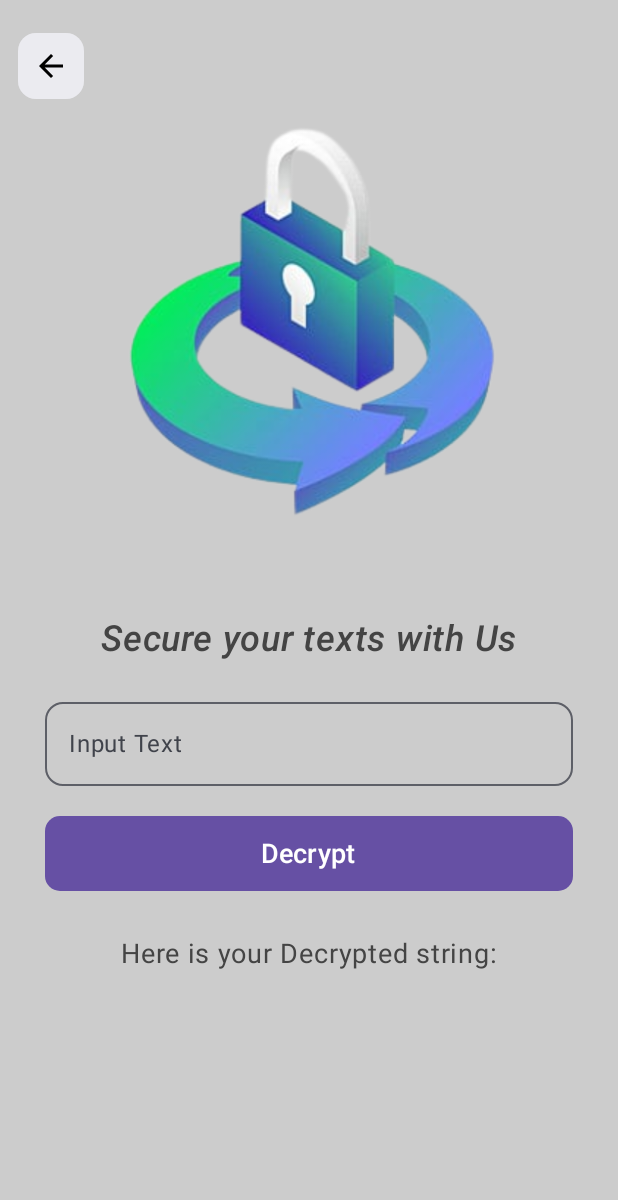
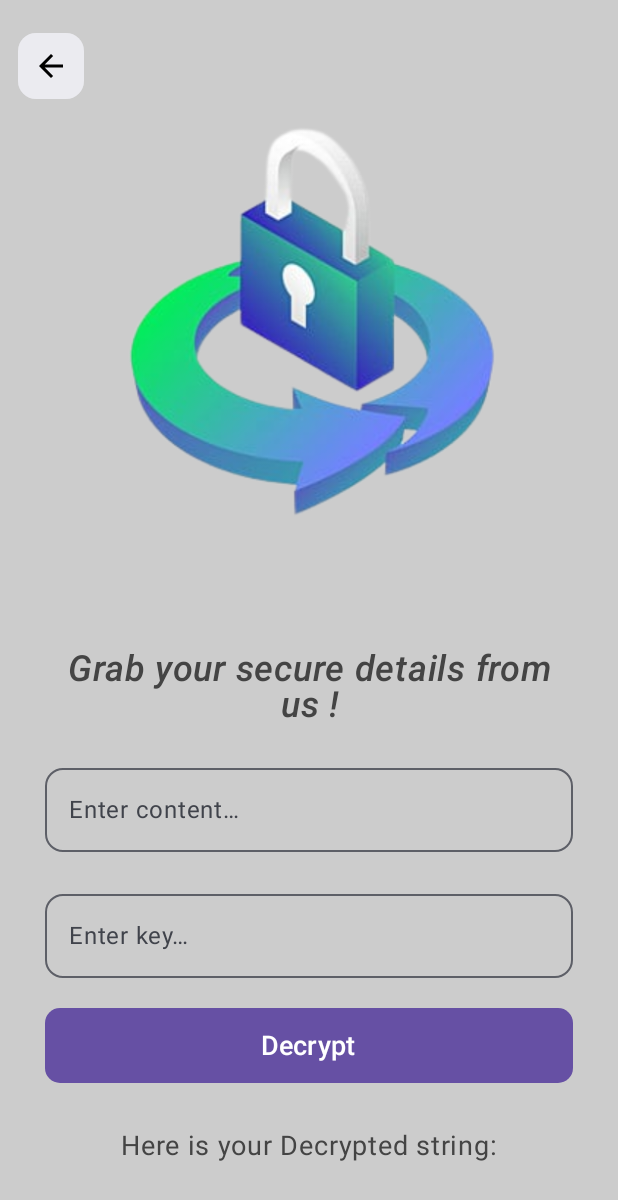
Before and after one commit to hpcreator/SecureMyData, an Android app built with Jetpack Compose: the DecryptScreen screen opened through its navigation route, after a tap on "Decrypt", on a phone screen of 412 x 824 dp. Shown: the top 1200 px of the screen. Run offline under Robolectric (Android 15) with nearby library versions, the light colour scheme and no system bars; our stand-ins replace accompanist.

Commit message:
Change UI for better understanding.

```diff
--- a/app/src/main/java/com/creator/securemydata/ui/screens/DecryptScreen.kt
+++ b/app/src/main/java/com/creator/securemydata/ui/screens/DecryptScreen.kt
@@ -31,10 +31,12 @@ import androidx.compose.ui.platform.LocalClipboardManager
 import androidx.compose.ui.platform.LocalConfiguration
 import androidx.compose.ui.platform.LocalContext
 import androidx.compose.ui.res.painterResource
+import androidx.compose.ui.res.stringResource
 import androidx.compose.ui.text.AnnotatedString
 import androidx.compose.ui.text.font.FontStyle
 import androidx.compose.ui.text.font.FontWeight
 import androidx.compose.ui.text.input.TextFieldValue
+import androidx.compose.ui.text.style.TextAlign
 import androidx.compose.ui.tooling.preview.Preview
 import androidx.compose.ui.unit.dp
 import androidx.compose.ui.unit.sp
@@ -51,6 +53,7 @@ import com.creator.securemydata.utils.EncryptionHelper
 @OptIn(ExperimentalMaterial3Api::class)
 fun DecryptScreen(navController: NavHostController?) {
     val inputData = remember { mutableStateOf(TextFieldValue("")) }
+    val inputKey = remember { mutableStateOf(TextFieldValue("")) }
     val decryptedText = remember { mutableStateOf("") }
     val clipboardManager: ClipboardManager = LocalClipboardManager.current
     val context = LocalContext.current
@@ -63,7 +66,7 @@ fun DecryptScreen(navController: NavHostController?) {
             .fillMaxWidth()
             .background(color = if (isSystemInDarkTheme()) Color.DarkGray else Color.LightGray)
     ) {
-        SetStatusBarColor(color = Color.LightGray)
+        SetStatusBarColor(color = if (isSystemInDarkTheme()) Color.DarkGray else Color.LightGray)
         Card(modifier = Modifier.padding(top = 20.dp, start = 10.dp), onClick = {
             navController?.navigateUp()
         }) {
@@ -86,14 +89,18 @@ fun DecryptScreen(navController: NavHostController?) {
                 modifier = Modifier.padding(30.dp)
             )
             Text(
-                text = "Secure your texts with Us",
+                modifier = Modifier
+                    .fillMaxWidth()
+                    .padding(30.dp, 20.dp, 30.dp, 0.dp),
+                text = stringResource(id = R.string.str_grab_your_data),
                 fontWeight = FontWeight.Medium,
                 color = if (isSystemInDarkTheme()) Color.White else Color.DarkGray,
                 fontStyle = FontStyle.Italic,
-                fontSize = 24.sp
+                fontSize = 24.sp,
+                textAlign = TextAlign.Center
             )
             OutlinedTextBox(
-                label = "Input Text",
+                label = stringResource(id = R.string.str_enter_content),
                 state = inputData.value,
                 onStateChange = { inputData.value = it },
                 cornerRadius = RoundedCornerShape(12.dp),
@@ -101,9 +108,18 @@ fun DecryptScreen(navController: NavHostController?) {
                     .fillMaxWidth()
                     .padding(30.dp, 20.dp, 30.dp, 0.dp)
             )
+            OutlinedTextBox(
+                label = stringResource(id = R.string.str_enter_key),
+                state = inputKey.value,
+                onStateChange = { inputKey.value = it },
+                cornerRadius = RoundedCornerShape(12.dp),
+                modifier = Modifier
+                    .fillMaxWidth()
+                    .padding(30.dp, 20.dp, 30.dp, 0.dp)
+            )
             Button(
                 onClick = {
-                    val data = EncryptionHelper.decrypt(inputData.value.text)
+                    val data = EncryptionHelper.decrypt(inputData.value.text, inputKey.value.text)
                     decryptedText.value = data
                 }, shape = RoundedCornerShape(10.dp), colors = ButtonDefaults.buttonColors(
                     containerColor = if (isSystemInDarkTheme()) Purple80 else Purple40,
@@ -112,11 +128,11 @@ fun DecryptScreen(navController: NavHostController?) {
                     .fillMaxWidth()
                     .height(50.dp)
             ) {
-                Text(text = "Decrypt", fontSize = 18.sp)
+                Text(text = stringResource(id = R.string.str_decrypt), fontSize = 18.sp)
             }
 
             Text(
-                text = "Here is your Decrypted string:",
+                text = stringResource(id = R.string.str_here_is_decrypted_string),
                 Modifier.padding(top = 20.dp),
                 fontWeight = FontWeight.Normal,
                 color = if (isSystemInDarkTheme()) Color.White else Color.DarkGray,
@@ -141,6 +157,7 @@ fun DecryptScreen(navController: NavHostController?) {
                         Toast.makeText(context, "Text copied", Toast.LENGTH_SHORT).show()
                         decryptedText.value = ""
                         inputData.value = TextFieldValue("")
+                        inputKey.value = TextFieldValue("")
                     },
                     shape = RoundedCornerShape(10.dp),
                     modifier = Modifier
@@ -148,7 +165,7 @@ fun DecryptScreen(navController: NavHostController?) {
                         .fillMaxWidth()
                         .height(50.dp)
                 ) {
-                    Text(text = "Copy Text", fontSize = 18.sp)
+                    Text(text = stringResource(id = R.string.str_copy_text), fontSize = 18.sp)
                 }
             }
 
--- a/app/src/main/java/com/creator/securemydata/ui/screens/Home.kt
+++ b/app/src/main/java/com/creator/securemydata/ui/screens/Home.kt
@@ -2,6 +2,7 @@ package com.creator.securemydata.ui.screens
 
 import androidx.compose.foundation.Image
 import androidx.compose.foundation.background
+import androidx.compose.foundation.isSystemInDarkTheme
 import androidx.compose.foundation.layout.Box
 import androidx.compose.foundation.layout.Column
 import androidx.compose.foundation.layout.fillMaxHeight
@@ -13,6 +14,7 @@ import androidx.compose.foundation.shape.RoundedCornerShape
 import androidx.compose.foundation.verticalScroll
 import androidx.compose.material3.Card
 import androidx.compose.material3.ExperimentalMaterial3Api
+import androidx.compose.material3.Text
 import androidx.compose.runtime.Composable
 import androidx.compose.ui.Alignment
 import androidx.compose.ui.Modifier
@@ -24,8 +26,12 @@ import androidx.compose.ui.graphics.RectangleShape
 import androidx.compose.ui.layout.ContentScale
 import androidx.compose.ui.platform.LocalConfiguration
 import androidx.compose.ui.res.painterResource
+import androidx.compose.ui.res.stringResource
+import androidx.compose.ui.text.font.FontWeight
+import androidx.compose.ui.text.style.TextAlign
 import androidx.compose.ui.tooling.preview.Preview
 import androidx.compose.ui.unit.dp
+import androidx.compose.ui.unit.sp
 import androidx.navigation.NavHostController
 import com.creator.securemydata.R
 import com.creator.securemydata.Screen
@@ -56,13 +62,32 @@ fun Home(navController: NavHostController?) {
                 .fillMaxWidth()
                 .fillMaxHeight(), horizontalAlignment = Alignment.CenterHorizontally
         ) {
+            Text(
+                modifier = Modifier
+                    .verticalScroll(rememberScrollState())
+                    .fillMaxWidth()
+                    .padding(30.dp, 20.dp, 30.dp, 0.dp),
+                text = stringResource(id = R.string.str_home_label),
+                fontWeight = FontWeight.SemiBold,
+                color = if (isSystemInDarkTheme()) Color.DarkGray else Color.DarkGray,
+                fontSize = 24.sp,
+                textAlign = TextAlign.Center
+            )
+            Text(
+                modifier = Modifier
+                    .fillMaxWidth()
+                    .padding(30.dp, 10.dp, 30.dp, 0.dp),
+                text = stringResource(id = R.string.str_home_description),
+                fontWeight = FontWeight.Normal,
+                color = if (isSystemInDarkTheme()) Color.DarkGray else Color.DarkGray,
+                fontSize = 16.sp,
+                textAlign = TextAlign.Center
+            )
             Card(
                 onClick = { navController?.navigate(Screen.EncryptScreen.route) },
                 shape = RoundedCornerShape(15.dp),
                 modifier = Modifier
-                    .padding(50.dp)
-                    .fillMaxWidth()
-                    .padding(30.dp)
+                    .padding(30.dp, 30.dp, 30.dp, 0.dp)
                     .background(
                         brush = Brush.radialGradient(
                             colors = listOf(
@@ -78,7 +103,6 @@ fun Home(navController: NavHostController?) {
                     contentScale = ContentScale.Crop,
                     colorFilter = ColorFilter.tint(Color.White),
                     modifier = Modifier
-                        .fillMaxWidth()
                         .background(
                             brush = Brush.radialGradient(
                                 colors = listOf(
@@ -86,20 +110,29 @@ fun Home(navController: NavHostController?) {
                                 )
                             )
                         )
+                        .padding(10.dp)
+                        .fillMaxWidth()
                 )
             }
-
+            Text(
+                modifier = Modifier
+                    .padding(10.dp)
+                    .fillMaxWidth(),
+                text = stringResource(id = R.string.str_encrypt),
+                fontWeight = FontWeight.Medium,
+                color = if (isSystemInDarkTheme()) Color.DarkGray else Color.DarkGray,
+                fontSize = 18.sp,
+                textAlign = TextAlign.Center
+            )
             Card(
                 onClick = { navController?.navigate(Screen.DecryptScreen.route) },
                 shape = RoundedCornerShape(15.dp),
                 modifier = Modifier
-                    .padding(50.dp)
-                    .fillMaxWidth()
-                    .padding(30.dp)
+                    .padding(30.dp, 30.dp, 30.dp, 0.dp)
                     .background(
                         brush = Brush.radialGradient(
                             colors = listOf(
-                                Color(0xFF00ff87), Color(0xFF60efff),
+                                Color(0xFF60efff), Color(0xFF00ff87)
                             )
                         )
                     )
@@ -111,7 +144,6 @@ fun Home(navController: NavHostController?) {
                     contentScale = ContentScale.Crop,
                     colorFilter = ColorFilter.tint(Color.White),
                     modifier = Modifier
-                        .fillMaxWidth()
                         .background(
                             brush = Brush.radialGradient(
                                 colors = listOf(
@@ -119,8 +151,21 @@ fun Home(navController: NavHostController?) {
                                 )
                             )
                         )
+                        .padding(10.dp)
+                        .fillMaxWidth()
+
                 )
             }
+            Text(
+                modifier = Modifier
+                    .padding(10.dp)
+                    .fillMaxWidth(),
+                text = stringResource(id = R.string.str_decrypt),
+                fontWeight = FontWeight.Medium,
+                color = if (isSystemInDarkTheme()) Color.DarkGray else Color.DarkGray,
+                fontSize = 18.sp,
+                textAlign = TextAlign.Center
+            )
         }
     }
 }
--- a/app/src/main/java/com/creator/securemydata/utils/EncryptionHelper.kt
+++ b/app/src/main/java/com/creator/securemydata/utils/EncryptionHelper.kt
@@ -1,7 +1,6 @@
 package com.creator.securemydata.utils
 
 import android.os.Build
-import java.security.Key
 import java.util.Base64
 import javax.crypto.Cipher
 import javax.crypto.spec.SecretKeySpec
@@ -11,11 +10,9 @@ object EncryptionHelper {
     private const val TRANSFORMATION = "AES/ECB/PKCS5Padding"
     private const val ENCODING = "UTF-8"
 
-    private val key: Key = SecretKeySpec("It is top secret Key 🤫".toByteArray(charset(ENCODING)).copyOf(16), ALGORITHM)
-
-    fun encrypt(input: String): String {
+    fun encrypt(input: String, key: String): String {
         val cipher = Cipher.getInstance(TRANSFORMATION)
-        cipher.init(Cipher.ENCRYPT_MODE, key)
+        cipher.init(Cipher.ENCRYPT_MODE, SecretKeySpec(key.toByteArray(charset(ENCODING)).copyOf(16), ALGORITHM))
         val encryptedBytes = cipher.doFinal(input.toByteArray(charset(ENCODING)))
         return if (Build.VERSION.SDK_INT >= Build.VERSION_CODES.O) {
             Base64.getEncoder().encodeToString(encryptedBytes)
@@ -24,9 +21,9 @@ object EncryptionHelper {
         }
     }
 
-    fun decrypt(input: String): String {
+    fun decrypt(input: String, key: String): String {
         val cipher = Cipher.getInstance(TRANSFORMATION)
-        cipher.init(Cipher.DECRYPT_MODE, key)
+        cipher.init(Cipher.DECRYPT_MODE, SecretKeySpec(key.toByteArray(charset(ENCODING)).copyOf(16), ALGORITHM))
         val decryptedBytes = if (Build.VERSION.SDK_INT >= Build.VERSION_CODES.O) {
             cipher.doFinal(Base64.getDecoder().decode(input))
         } else {
--- a/app/src/main/res/values/strings.xml
+++ b/app/src/main/res/values/strings.xml
@@ -1,3 +1,16 @@
 <resources>
     <string name="app_name">SecureMyData</string>
+    <string name="str_home_label">Secure My Data</string>
+    <string name="str_home_description">Secure your string data such as <b>Password</b>, <b>UPI pin</b> with Standard Algorithm.</string>
+    <string name="str_encrypt">Encrypt</string>
+    <string name="str_decrypt">Decrypt</string>
+    <string name="str_secure_content_with_us">Secure your sensitive content with us !</string>
+    <string name="str_enter_content">Enter content…</string>
+    <string name="str_enter_key">Enter key…</string>
+    <string name="str_here_is_encrypted_string">Here is your Encrypted string:</string>
+    <string name="str_here_is_decrypted_string">Here is your Decrypted string:</string>
+    <string name="str_text_copied">Text copied</string>
+    <string name="str_copy_text">Copy text</string>
+    <string name="str_grab_your_data">Grab your secure details from us !</string>
+
 </resources>
```
Also changed, not shown: app/src/main/java/com/creator/securemydata/ui/screens/EncryptScreen.kt (+29 -9 lines).
